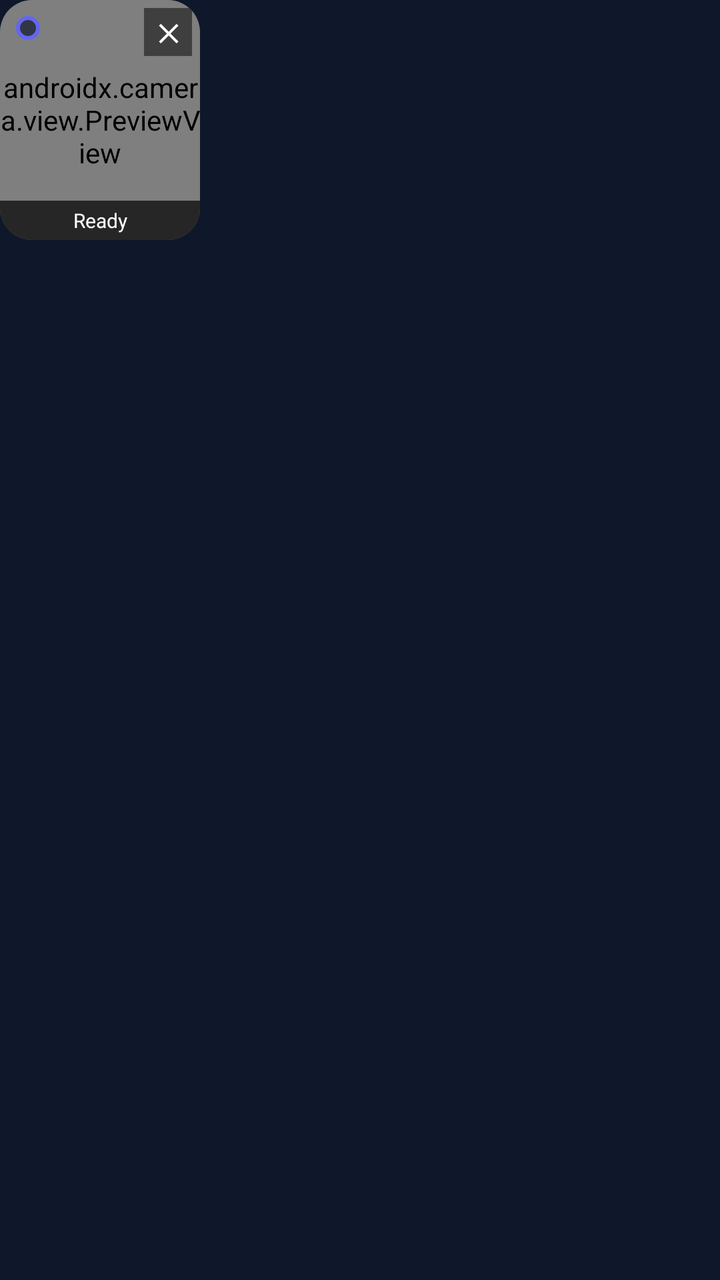
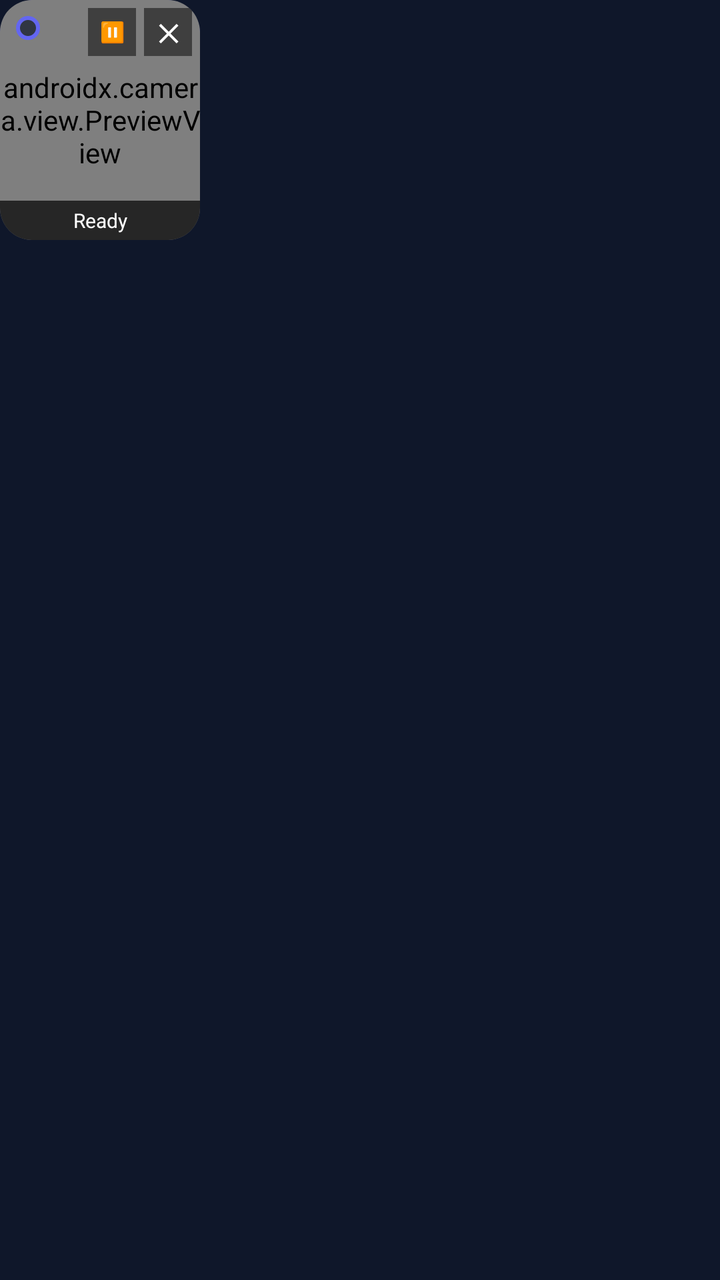

Compare the two renders of this Android layout. The source of the first and the diff that turns it into the second are given below.
<!-- AndroidManifest.xml: application theme Theme.AirScroll -->
<!-- res/layout/overlay_camera.xml -->
<?xml version="1.0" encoding="utf-8"?>
<FrameLayout xmlns:android="http://schemas.android.com/apk/res/android"
    android:id="@+id/overlayRoot"
    android:layout_width="wrap_content"
    android:layout_height="wrap_content">

    <FrameLayout
        android:id="@+id/bubbleCard"
        android:layout_width="100dp"
        android:layout_height="120dp"
        android:background="@drawable/overlay_window_bg"
        android:clipToOutline="true">

        
        <androidx.camera.view.PreviewView
            android:id="@+id/previewView"
            android:layout_width="match_parent"
            android:layout_height="match_parent" />

        
        <View
            android:id="@+id/indicatorDot"
            android:layout_width="12dp"
            android:layout_height="12dp"
            android:layout_gravity="top|start"
            android:layout_margin="8dp"
            android:background="@drawable/ic_bubble_bg" />

        
        <TextView
            android:id="@+id/btnCloseOverlay"
            android:layout_width="24dp"
            android:layout_height="24dp"
            android:layout_gravity="top|end"
            android:layout_margin="4dp"
            android:background="#80000000"
            android:gravity="center"
            android:text="✕"
            android:textColor="#FFFFFF"
            android:textSize="12sp"
            android:textStyle="bold" />

        
        <TextView
            android:id="@+id/tvGestureFeedback"
            android:layout_width="match_parent"
            android:layout_height="wrap_content"
            android:layout_gravity="bottom"
            android:background="#B3000000"
            android:gravity="center"
            android:paddingVertical="3dp"
            android:text="Ready"
            android:textColor="#FFFFFF"
            android:textSize="10sp" />
    </FrameLayout>
</FrameLayout>
<!-- resources referenced by this layout -->
<resources>
  <!-- drawable ic_bubble_bg (drawable) -->
  <?xml version="1.0" encoding="utf-8"?>
  <shape xmlns:android="http://schemas.android.com/apk/res/android"
      android:shape="oval">
      <solid android:color="@color/overlay_bg" />
      <stroke
          android:width="2dp"
          android:color="@color/primary" />
  </shape>
  <!-- drawable overlay_window_bg (drawable) -->
  <?xml version="1.0" encoding="utf-8"?>
  <shape xmlns:android="http://schemas.android.com/apk/res/android"
      android:shape="rectangle">
      <solid android:color="@color/card_bg" />
      <corners android:radius="16dp" />
      <stroke
          android:width="2dp"
          android:color="@color/primary" />
  </shape>
  <style name="Theme.AirScroll" parent="Theme.Material3.Dark.NoActionBar">
          <item name="colorPrimary">@color/primary</item>
          <item name="android:statusBarColor">@color/background</item>
          <item name="android:navigationBarColor">@color/background</item>
          <item name="android:windowBackground">@color/background</item>
      </style>
  <color name="overlay_bg">#B30F172A</color>
  <color name="primary">#6366F1</color>
  <color name="card_bg">#1E293B</color>
  <color name="background">#0F172A</color>
</resources>

<!-- the commit's change to res/layout/overlay_camera.xml (unified diff, before → after) -->
@@ -28,6 +28,20 @@
 
         
         <TextView
+            android:id="@+id/btnPauseOverlay"
+            android:layout_width="24dp"
+            android:layout_height="24dp"
+            android:layout_gravity="top|end"
+            android:layout_marginEnd="32dp"
+            android:layout_marginTop="4dp"
+            android:background="#80000000"
+            android:gravity="center"
+            android:text="⏸"
+            android:textColor="#FFFFFF"
+            android:textSize="10sp" />
+
+        
+        <TextView
             android:id="@+id/btnCloseOverlay"
             android:layout_width="24dp"
             android:layout_height="24dp"
